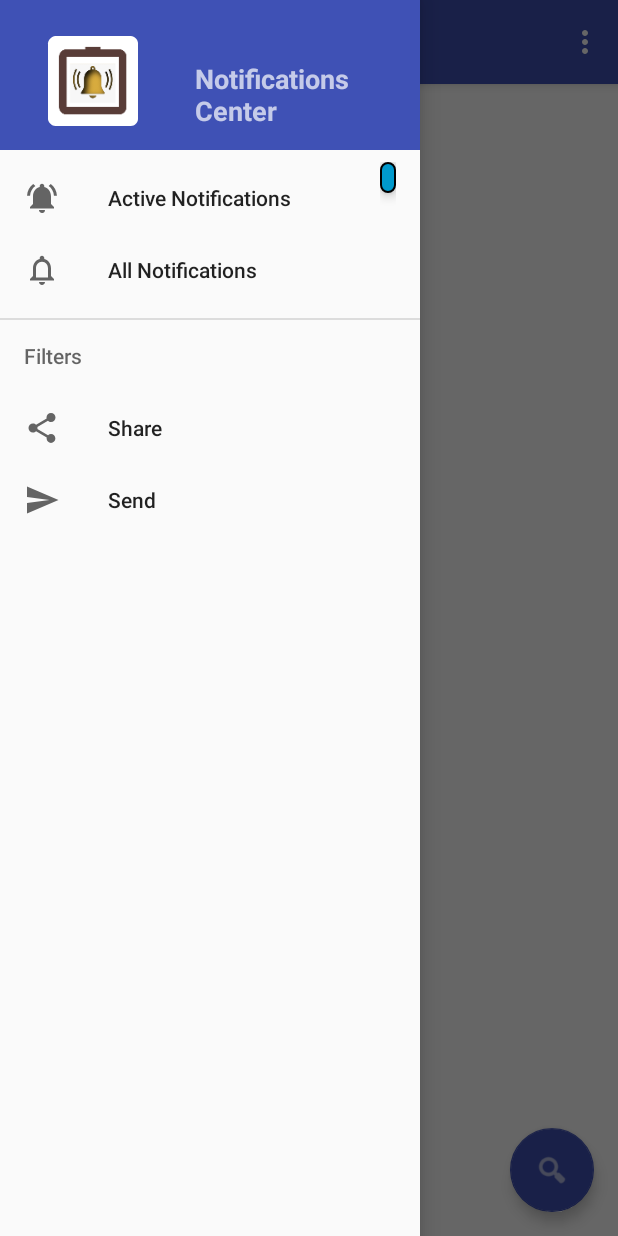
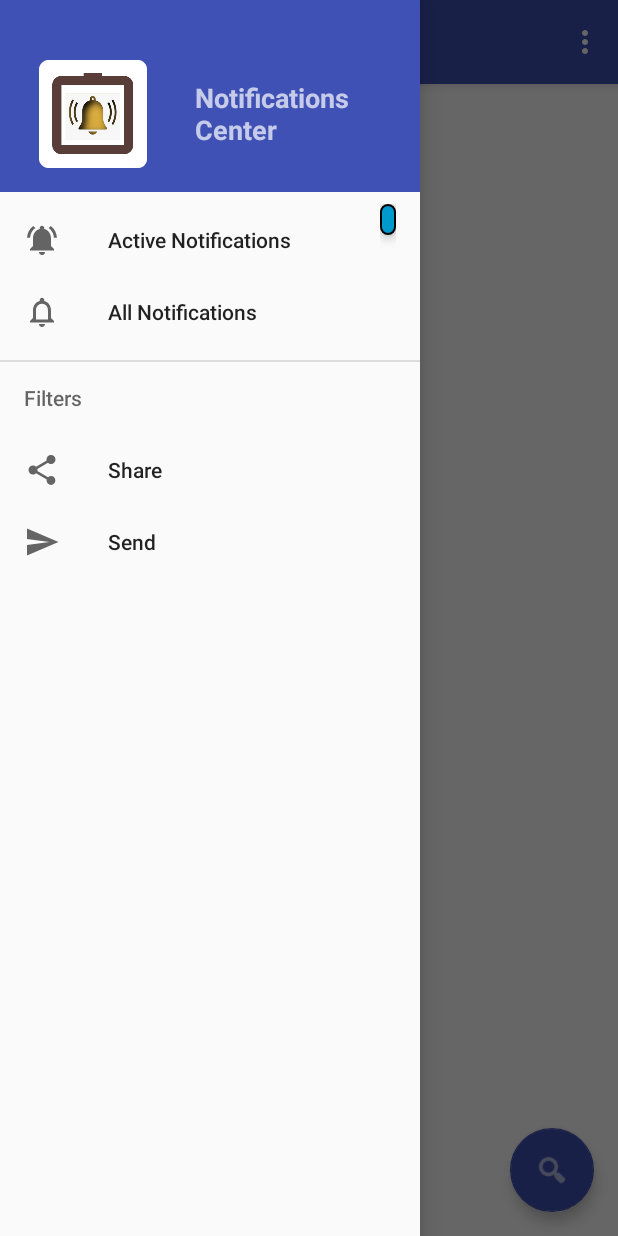
Before and after one commit to niranjan-nagaraju/notification-center, an Android app: the screen it shows after launch (MainActivity), with the side drawer open, on a phone screen of 412 x 824 dp. Run offline under Robolectric (Android 15) with nearby library versions, the phone set to English and light mode, and no system bars; 2 statements that could not run were skipped.

Commit message:
Navigation drawer icon/app text align to be properly visible

```diff
--- a/app/src/main/res/layout/nav_header_main.xml
+++ b/app/src/main/res/layout/nav_header_main.xml
@@ -2,7 +2,7 @@
 <LinearLayout xmlns:android="http://schemas.android.com/apk/res/android"
     xmlns:app="http://schemas.android.com/apk/res-auto"
     android:layout_width="match_parent"
-    android:layout_height="100dp"
+    android:layout_height="wrap_content"
     android:background="?attr/colorPrimary"
     android:gravity="bottom"
     android:paddingBottom="8dp"
@@ -15,18 +15,18 @@
         android:id="@+id/imageView"
         android:layout_width="wrap_content"
         android:layout_height="wrap_content"
-        android:layout_gravity="center_horizontal|end"
+        android:layout_gravity="center_vertical|end"
         android:contentDescription="Notifications center"
         android:paddingBottom="8dp"
         android:paddingLeft="10dp"
         android:paddingRight="16dp"
-        android:paddingTop="16dp"
+        android:paddingTop="32dp"
         app:srcCompat="@mipmap/ic_launcher_round" />
 
     <TextView
         android:layout_width="wrap_content"
         android:layout_height="wrap_content"
-        android:layout_gravity="center_horizontal|end"
+        android:layout_gravity="center_vertical|end"
         android:paddingBottom="8dp"
         android:paddingLeft="16dp"
         android:paddingRight="16dp"
```
